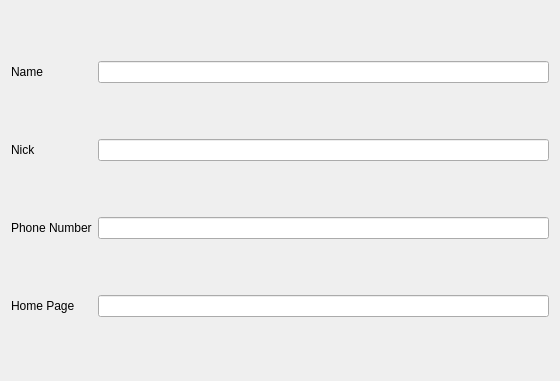
Old version of the form libs/main/rdf/KoRdfFoaFEditWidget.ui in the repository KDE/krita.
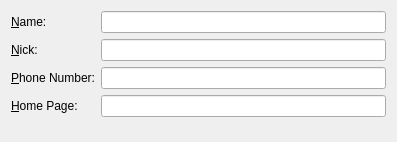
New version of the form.

Commit message: polish rdf dialogs

The edit to the form file:
```diff
--- a/libs/main/rdf/KoRdfFoaFEditWidget.ui
+++ b/libs/main/rdf/KoRdfFoaFEditWidget.ui
@@ -6,8 +6,8 @@
    <rect>
     <x>0</x>
     <y>0</y>
-    <width>560</width>
-    <height>381</height>
+    <width>397</width>
+    <height>142</height>
    </rect>
   </property>
   <layout class="QGridLayout" name="gridLayout">
@@ -23,21 +23,30 @@
    <item row="0" column="0">
     <widget class="QLabel" name="label">
      <property name="text">
-      <string>Name</string>
+      <string>&amp;Name:</string>
+     </property>
+     <property name="buddy">
+      <cstring>name</cstring>
      </property>
     </widget>
    </item>
    <item row="1" column="0">
     <widget class="QLabel" name="label_2">
      <property name="text">
-      <string>Nick</string>
+      <string>&amp;Nick:</string>
+     </property>
+     <property name="buddy">
+      <cstring>nick</cstring>
      </property>
     </widget>
    </item>
    <item row="2" column="0">
     <widget class="QLabel" name="label_3">
      <property name="text">
-      <string>Phone Number</string>
+      <string>&amp;Phone Number:</string>
+     </property>
+     <property name="buddy">
+      <cstring>phone</cstring>
      </property>
     </widget>
    </item>
@@ -47,10 +56,26 @@
    <item row="3" column="0">
     <widget class="QLabel" name="label_4">
      <property name="text">
-      <string>Home Page</string>
+      <string>&amp;Home Page:</string>
+     </property>
+     <property name="buddy">
+      <cstring>url</cstring>
      </property>
     </widget>
    </item>
+   <item row="4" column="1">
+    <spacer name="verticalSpacer">
+     <property name="orientation">
+      <enum>Qt::Vertical</enum>
+     </property>
+     <property name="sizeHint" stdset="0">
+      <size>
+       <width>20</width>
+       <height>40</height>
+      </size>
+     </property>
+    </spacer>
+   </item>
   </layout>
  </widget>
  <resources/>
```
The commit also changes 6 other files.
